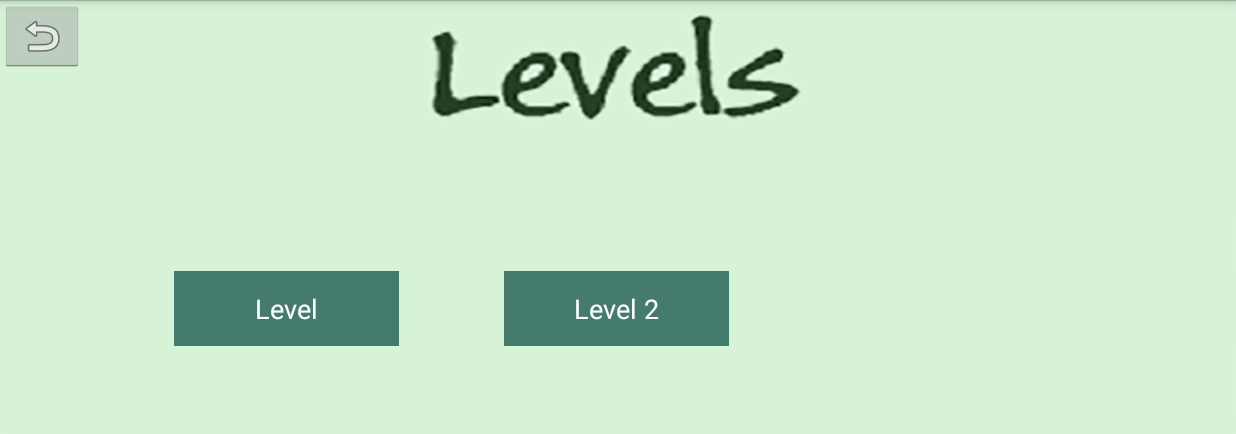
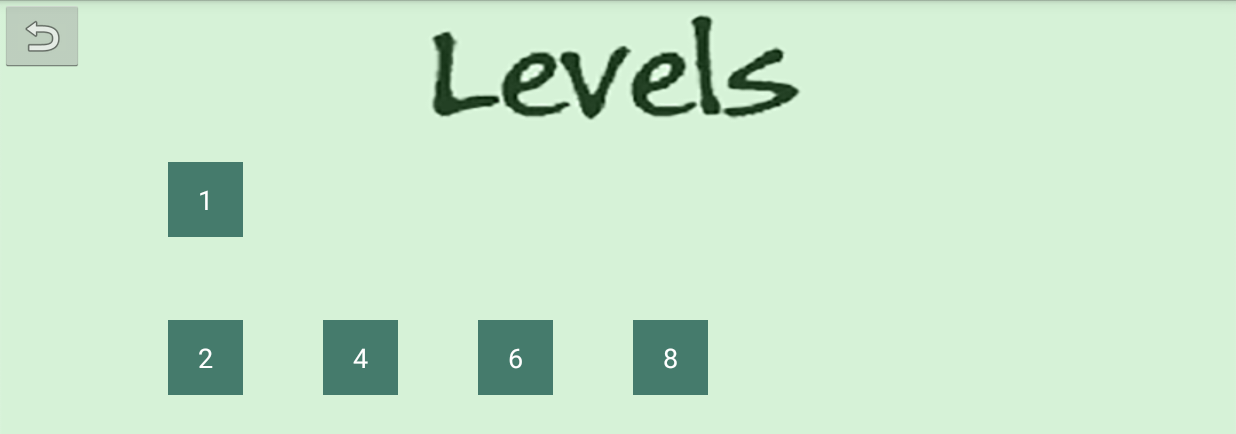
Before and after one commit to loneswei/Mobile-Assignment-1, an Android app: the LevelSelect screen opened directly, with no data from a screen before it, on a phone screen of 824 x 412 dp (held sideways). Shown: the top 434 px of the screen. Run offline under Robolectric (Android 15) with nearby library versions, the phone set to English and light mode, and no system bars.

Commit message:
Fixed minor "bugs", added all non-tutorial levels, added rubbish number limitation

```diff
--- a/Panda/app/src/main/java/assignment1/panda/Collision.java
+++ b/Panda/app/src/main/java/assignment1/panda/Collision.java
@@ -7,12 +7,8 @@ public class Collision
         float xVec = x2 - x1;
         float yVec = y2 - y1;
         float distSquared = xVec * xVec + yVec * yVec;
-
         float rSquared = (radius1 + radius2) * (radius1 + radius2);
 
-        if(distSquared > rSquared)
-            return false;
-        else
-            return true;
+        return (distSquared < rSquared);
     }
 }
--- a/Panda/app/src/main/java/assignment1/panda/IntroState.java
+++ b/Panda/app/src/main/java/assignment1/panda/IntroState.java
@@ -4,7 +4,6 @@ import android.graphics.Bitmap;
 import android.graphics.BitmapFactory;
 import android.graphics.Canvas;
 import android.graphics.Matrix;
-import android.view.MotionEvent;
 import android.view.SurfaceView;
 
 public class IntroState implements StateBase
--- a/Panda/app/src/main/java/assignment1/panda/LevelSelect.java
+++ b/Panda/app/src/main/java/assignment1/panda/LevelSelect.java
@@ -12,7 +12,8 @@ import android.widget.ImageButton;
 public class LevelSelect extends Activity implements View.OnClickListener {
 
     //define button as an object
-    private Button button_level, button_level2;
+    private Button button_level,
+            button_level2, button_level4, button_level6, button_level8;
     private ImageButton button_back;
 
     @Override
@@ -34,8 +35,15 @@ public class LevelSelect extends Activity implements View.OnClickListener {
         button_back = (ImageButton)findViewById(R.id.btn_back);
         button_back.setOnClickListener(this);
 
+        // Non - Tutorial
         button_level2 = (Button)findViewById(R.id.btn_level2);
         button_level2.setOnClickListener(this);
+        button_level4 = (Button)findViewById(R.id.btn_level4);
+        button_level4.setOnClickListener(this);
+        button_level6 = (Button)findViewById(R.id.btn_level6);
+        button_level6.setOnClickListener(this);
+        button_level8 = (Button)findViewById(R.id.btn_level8);
+        button_level8.setOnClickListener(this);
     }
     @Override
     //invoke a callback on clicked event on a view
@@ -52,8 +60,16 @@ public class LevelSelect extends Activity implements View.OnClickListener {
         {
             if(v == button_level)
                 LevelManager.Instance.SetSelectedLevel(1);
+
+            // Non - Tutorial
             else if(v == button_level2)
                 LevelManager.Instance.SetSelectedLevel(2);
+            else if(v == button_level4)
+                LevelManager.Instance.SetSelectedLevel(4);
+            else if(v == button_level6)
+                LevelManager.Instance.SetSelectedLevel(6);
+            else if(v == button_level8)
+                LevelManager.Instance.SetSelectedLevel(8);
 
             intent.setClass(this, GameActivity.class);
         }
--- a/Panda/app/src/main/java/assignment1/panda/PlayerHealth.java
+++ b/Panda/app/src/main/java/assignment1/panda/PlayerHealth.java
@@ -43,7 +43,7 @@ public class PlayerHealth implements EntityBase
     {
         view = _view;
 
-        if(this.getType() == "Heart")
+        if(this.getType().equals("Heart"))
         {
             bmp = BitmapFactory.decodeResource(_view.getResources(), R.drawable.life_heart_icon);
         }
--- a/Panda/app/src/main/java/assignment1/panda/Tutorial.java
+++ b/Panda/app/src/main/java/assignment1/panda/Tutorial.java
@@ -107,7 +107,7 @@ public class Tutorial
         redArrow = BitmapFactory.decodeResource(_view.getResources(), R.drawable.red_arrow);
     }
 
-    public void Update(float _dt)
+    public void Update()
     {
         if(TouchManager.Instance.isDown())
         {
--- a/Panda/app/src/main/res/layout/levelselect.xml
+++ b/Panda/app/src/main/res/layout/levelselect.xml
@@ -11,26 +11,59 @@
 
     <Button
         android:id="@+id/btn_level"
-        android:layout_width="150dp"
+        android:layout_width="50dp"
         android:layout_height="50dp"
 
-        android:layout_centerVertical="true"
-        android:layout_marginStart="60dp"
+        android:layout_below="@+id/btn_back"
+        android:layout_marginStart="56dp"
+        android:layout_marginTop="60dp"
         android:layout_toEndOf="@+id/btn_back"
         android:background="@color/DarkGreen"
-        android:text="Level"
+        android:text="1"
         android:textColor="@color/White" />
 
     <Button
         android:id="@+id/btn_level2"
-        android:layout_width="150dp"
+        android:layout_width="50dp"
         android:layout_height="50dp"
+        android:layout_alignStart="@+id/btn_level"
+        android:layout_below="@+id/btn_level"
+        android:layout_marginTop="55dp"
+        android:background="@color/DarkGreen"
+        android:text="2"
+        android:textColor="@color/White" />
 
-        android:layout_centerVertical="true"
-        android:layout_marginStart="70dp"
-        android:layout_toEndOf="@+id/btn_level"
+    <Button
+        android:id="@+id/btn_level4"
+        android:layout_width="50dp"
+        android:layout_height="50dp"
+        android:layout_alignBottom="@+id/btn_level2"
+        android:layout_marginStart="53dp"
+        android:layout_toEndOf="@+id/btn_level2"
         android:background="@color/DarkGreen"
-        android:text="Level 2"
+        android:text="4"
+        android:textColor="@color/White" />
+
+    <Button
+        android:id="@+id/btn_level6"
+        android:layout_width="50dp"
+        android:layout_height="50dp"
+        android:layout_alignBottom="@+id/btn_level4"
+        android:layout_marginStart="53dp"
+        android:layout_toEndOf="@+id/btn_level4"
+        android:background="@color/DarkGreen"
+        android:text="6"
+        android:textColor="@color/White" />
+
+    <Button
+        android:id="@+id/btn_level8"
+        android:layout_width="50dp"
+        android:layout_height="50dp"
+        android:layout_alignBottom="@+id/btn_level6"
+        android:layout_marginStart="53dp"
+        android:layout_toEndOf="@+id/btn_level6"
+        android:background="@color/DarkGreen"
+        android:text="8"
         android:textColor="@color/White" />
 
     <ImageButton
```
Also changed, not shown: Panda/app/src/main/java/assignment1/panda/BinEntity.java (+19 -12 lines), Panda/app/src/main/java/assignment1/panda/ButtonEntity.java (+11 -14 lines), Panda/app/src/main/java/assignment1/panda/MainGameState.java (+43 -11 lines).
